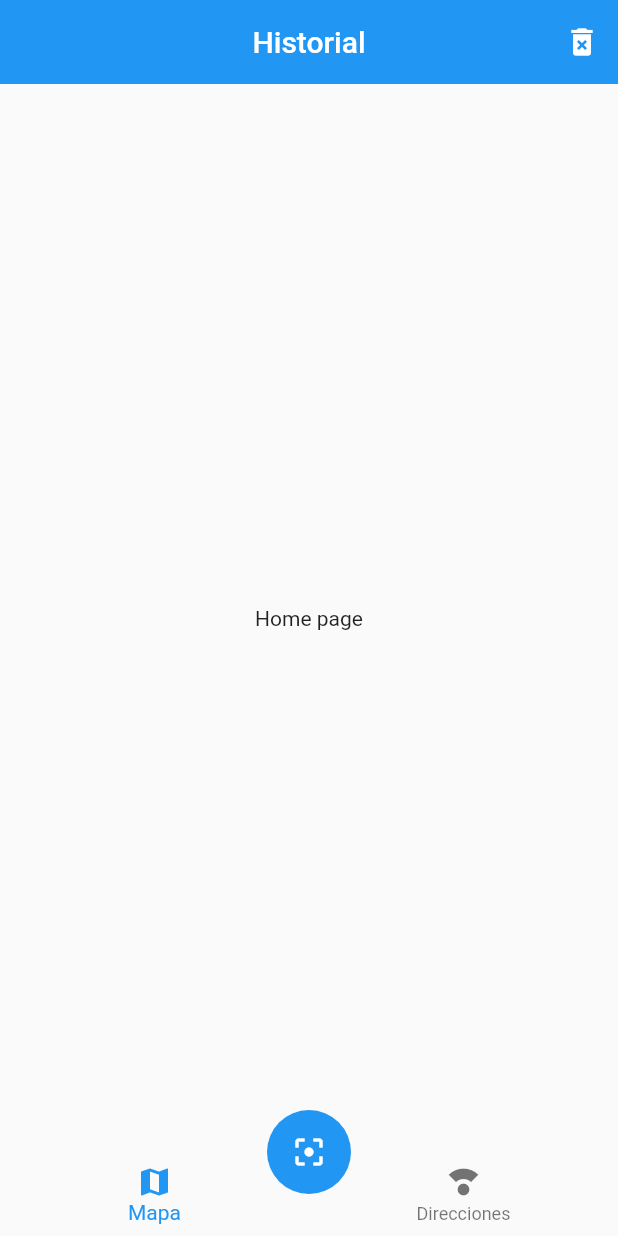
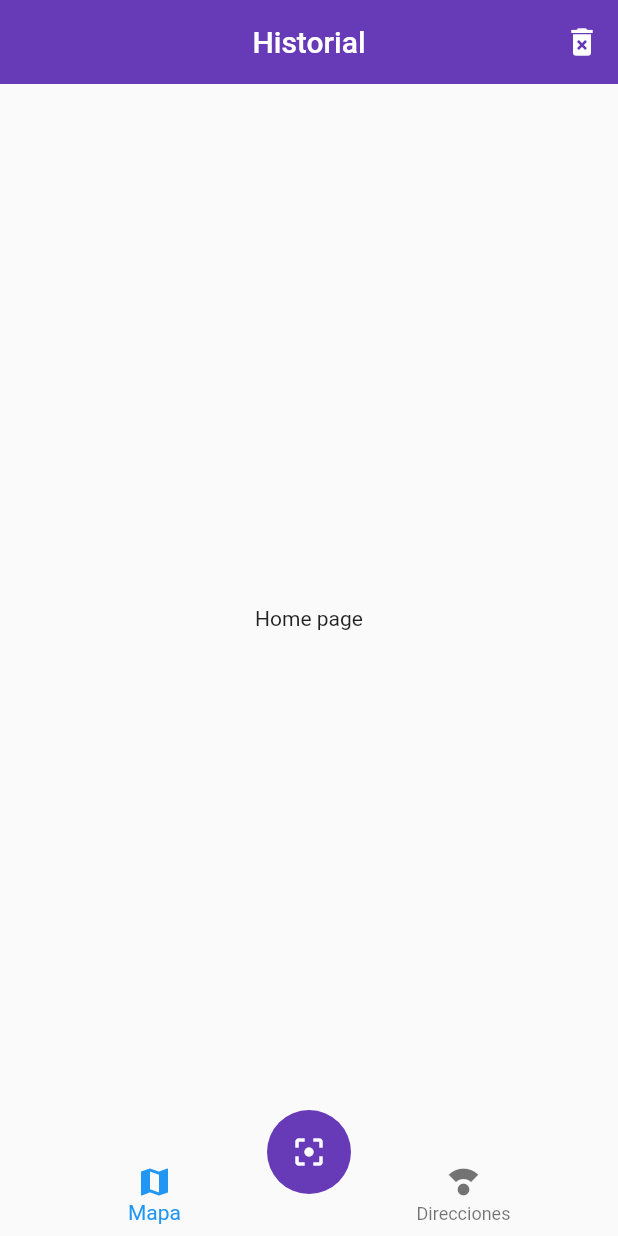
Before and after one commit to vinsfran/qr_reader, a Flutter app: the screen it shows after launch, on a phone screen of 412 x 824 dp. Run offline on Flutter 3.47's test engine with Material 2 defaults, Android fonts, the phone set to English and light mode, and no system bars.

Commit message:
149. Tema de la aplicación

```diff
--- a/lib/main.dart
+++ b/lib/main.dart
@@ -15,6 +15,11 @@ class MyApp extends StatelessWidget {
         'home': (BuildContext context) => HomePage(),
         'mapa': (BuildContext context) => MapaPage()
       },
+      theme: ThemeData(
+        primaryColor: Colors.deepPurple,
+        floatingActionButtonTheme:
+            FloatingActionButtonThemeData(backgroundColor: Colors.deepPurple),
+      ),
     );
   }
 }
```
